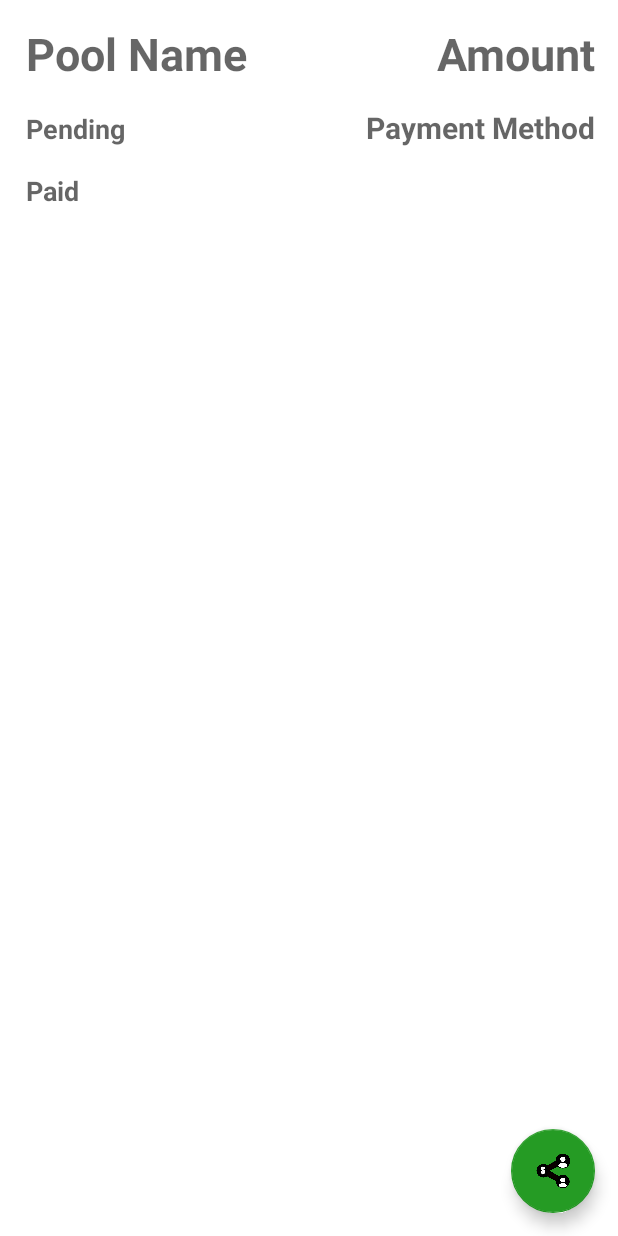
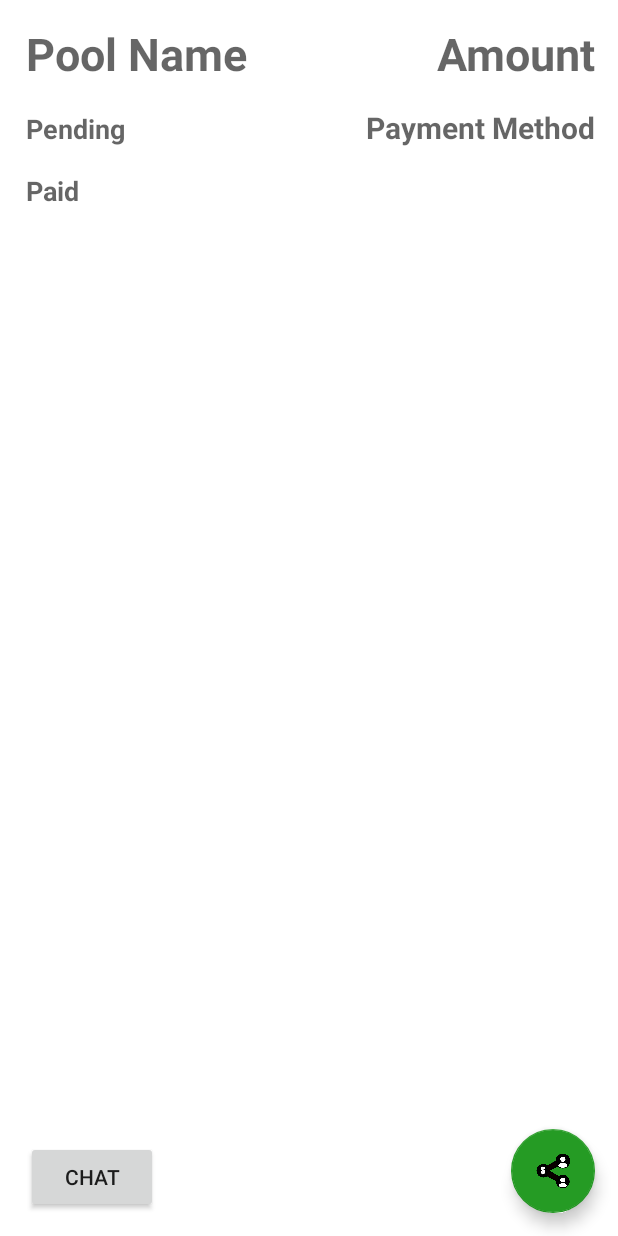
Before and after one commit to Web-Moviles-Spring18/Cooper-AndroidApp, an Android app: the layout activity_pool_details.xml on its own in the app's theme, with its tools: preview values and no code run, on a phone screen of 412 x 824 dp. Run offline under Robolectric (Android 15) with nearby library versions, the phone set to English and light mode, and no system bars.

Commit message:
fixing errors login request & add button for chat

```diff
--- a/app/src/main/java/com/cooper/cooper/Menu/Coops_List_Fragment.java
+++ b/app/src/main/java/com/cooper/cooper/Menu/Coops_List_Fragment.java
@@ -68,7 +68,7 @@ public class Coops_List_Fragment extends Fragment implements AdapterView.OnItemC
 
             Log.d("response get pool list", pool_list.toString());
         } catch (Exception e) {
-            Log.d("Get Pool List Error", e.toString());
+            Log.wtf("Get Pool List Error", e.toString());
         }
 
 
--- a/app/src/main/res/layout/activity_pool_details.xml
+++ b/app/src/main/res/layout/activity_pool_details.xml
@@ -89,5 +89,13 @@
         app:fabSize="normal"
         app:srcCompat="@drawable/cooper_icon" />
 
+    <Button
+        android:id="@+id/chat"
+        android:layout_width="wrap_content"
+        android:layout_height="wrap_content"
+        android:layout_alignBottom="@+id/floatingActionButton"
+        android:layout_alignStart="@+id/paid"
+        android:text="Chat" />
+
 
 </RelativeLayout>
```
Also changed, not shown: app/src/main/java/com/cooper/cooper/MainActivity.java (+4 -3 lines), app/src/main/java/com/cooper/cooper/http_requests/LoginRequest.java (+6 -5 lines).
